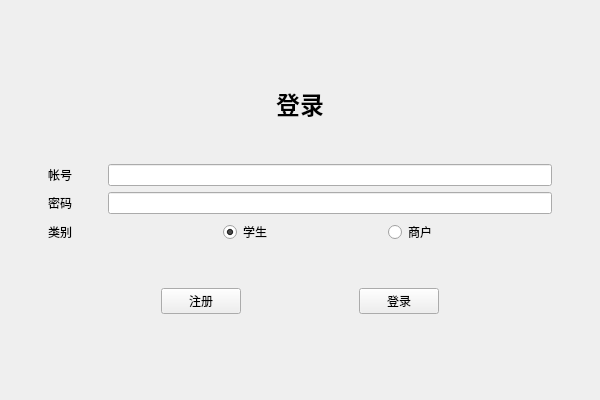
First picture: the form in ui/log.ui, repository fanenr/cxx-DS-client, before the edit.
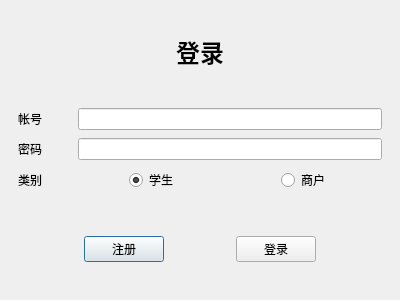
Second picture: the form after the edit.

```diff
--- a/ui/log.ui
+++ b/ui/log.ui
@@ -1,47 +1,31 @@
 <?xml version="1.0" encoding="UTF-8"?>
 <ui version="4.0">
  <class>Log</class>
- <widget class="QMainWindow" name="Log">
+ <widget class="QDialog" name="Log">
   <property name="geometry">
    <rect>
     <x>0</x>
     <y>0</y>
-    <width>600</width>
-    <height>400</height>
+    <width>400</width>
+    <height>300</height>
    </rect>
   </property>
   <property name="windowTitle">
    <string>登录</string>
   </property>
-  <widget class="QWidget" name="center">
-   <layout class="QVBoxLayout" name="vlay">
+  <layout class="QVBoxLayout" name="verticalLayout" stretch="1,0,1">
     <property name="leftMargin">
-     <number>48</number>
+    <number>18</number>
     </property>
     <property name="topMargin">
-     <number>48</number>
+    <number>0</number>
     </property>
     <property name="rightMargin">
-     <number>48</number>
+    <number>18</number>
     </property>
     <property name="bottomMargin">
-     <number>48</number>
-    </property>
-    <item>
-     <spacer name="vsp1">
-      <property name="orientation">
-       <enum>Qt::Orientation::Vertical</enum>
-      </property>
-      <property name="sizeHint" stdset="0">
-       <size>
-        <width>20</width>
-        <height>40</height>
-       </size>
-      </property>
-     </spacer>
-    </item>
-    <item>
-     <layout class="QHBoxLayout" name="hlay1">
+    <number>0</number>
+   </property>
       <item>
        <widget class="QLabel" name="label1">
         <property name="font">
@@ -58,21 +42,6 @@
         </property>
        </widget>
       </item>
-     </layout>
-    </item>
-    <item>
-     <spacer name="vsp2">
-      <property name="orientation">
-       <enum>Qt::Orientation::Vertical</enum>
-      </property>
-      <property name="sizeHint" stdset="0">
-       <size>
-        <width>20</width>
-        <height>40</height>
-       </size>
-      </property>
-     </spacer>
-    </item>
     <item>
      <layout class="QFormLayout" name="flay">
       <property name="formAlignment">
@@ -81,6 +50,9 @@
       <property name="horizontalSpacing">
        <number>36</number>
       </property>
+     <property name="verticalSpacing">
+      <number>8</number>
+     </property>
       <item row="0" column="0">
        <widget class="QLabel" name="label2">
         <property name="text">
@@ -95,14 +67,14 @@
         </property>
        </widget>
       </item>
-      <item row="2" column="0">
+     <item row="1" column="0">
        <widget class="QLabel" name="label3">
         <property name="text">
          <string>密码</string>
         </property>
        </widget>
       </item>
-      <item row="2" column="1">
+     <item row="1" column="1">
        <widget class="QLineEdit" name="ledit2">
         <property name="maxLength">
          <number>16</number>
@@ -112,30 +84,23 @@
         </property>
        </widget>
       </item>
-      <item row="3" column="0">
+     <item row="2" column="0">
        <widget class="QLabel" name="label4">
         <property name="text">
          <string>类别</string>
         </property>
        </widget>
       </item>
-      <item row="3" column="1">
+     <item row="2" column="1">
        <layout class="QHBoxLayout" name="hlay2">
-        <item>
-         <spacer name="hsp1">
-          <property name="orientation">
-           <enum>Qt::Orientation::Horizontal</enum>
-          </property>
-          <property name="sizeHint" stdset="0">
-           <size>
-            <width>40</width>
-            <height>20</height>
-           </size>
-          </property>
-         </spacer>
-        </item>
-        <item>
+       <item alignment="Qt::AlignmentFlag::AlignHCenter|Qt::AlignmentFlag::AlignVCenter">
          <widget class="QRadioButton" name="rbtn1">
+         <property name="sizePolicy">
+          <sizepolicy hsizetype="Fixed" vsizetype="Fixed">
+           <horstretch>0</horstretch>
+           <verstretch>0</verstretch>
+          </sizepolicy>
+         </property>
           <property name="text">
            <string>学生</string>
           </property>
@@ -144,128 +109,54 @@
           </property>
          </widget>
         </item>
-        <item>
-         <spacer name="hsp2">
-          <property name="orientation">
-           <enum>Qt::Orientation::Horizontal</enum>
-          </property>
-          <property name="sizeHint" stdset="0">
-           <size>
-            <width>40</width>
-            <height>20</height>
-           </size>
-          </property>
-         </spacer>
-        </item>
-        <item>
+       <item alignment="Qt::AlignmentFlag::AlignHCenter|Qt::AlignmentFlag::AlignVCenter">
          <widget class="QRadioButton" name="rbtn2">
+         <property name="sizePolicy">
+          <sizepolicy hsizetype="Fixed" vsizetype="Fixed">
+           <horstretch>0</horstretch>
+           <verstretch>0</verstretch>
+          </sizepolicy>
+         </property>
           <property name="text">
            <string>商户</string>
           </property>
          </widget>
         </item>
-        <item>
-         <spacer name="hsp3">
-          <property name="orientation">
-           <enum>Qt::Orientation::Horizontal</enum>
-          </property>
-          <property name="sizeHint" stdset="0">
-           <size>
-            <width>40</width>
-            <height>20</height>
-           </size>
-          </property>
-         </spacer>
-        </item>
        </layout>
       </item>
      </layout>
     </item>
-    <item>
-     <spacer name="vsp3">
-      <property name="orientation">
-       <enum>Qt::Orientation::Vertical</enum>
-      </property>
-      <property name="sizeHint" stdset="0">
-       <size>
-        <width>20</width>
-        <height>40</height>
-       </size>
-      </property>
-     </spacer>
-    </item>
     <item>
      <layout class="QHBoxLayout" name="hlay3">
-      <item>
-       <spacer name="hsp4">
-        <property name="orientation">
-         <enum>Qt::Orientation::Horizontal</enum>
-        </property>
-        <property name="sizeHint" stdset="0">
-         <size>
-          <width>40</width>
-          <height>20</height>
-         </size>
-        </property>
-       </spacer>
-      </item>
-      <item>
+     <item alignment="Qt::AlignmentFlag::AlignVCenter">
        <widget class="QPushButton" name="pbtn1">
+       <property name="sizePolicy">
+        <sizepolicy hsizetype="Fixed" vsizetype="Fixed">
+         <horstretch>0</horstretch>
+         <verstretch>0</verstretch>
+        </sizepolicy>
+       </property>
         <property name="text">
          <string>注册</string>
         </property>
        </widget>
       </item>
-      <item>
-       <spacer name="hsp5">
-        <property name="orientation">
-         <enum>Qt::Orientation::Horizontal</enum>
-        </property>
-        <property name="sizeHint" stdset="0">
-         <size>
-          <width>40</width>
-          <height>20</height>
-         </size>
-        </property>
-       </spacer>
-      </item>
-      <item>
+     <item alignment="Qt::AlignmentFlag::AlignVCenter">
        <widget class="QPushButton" name="pbtn2">
+       <property name="sizePolicy">
+        <sizepolicy hsizetype="Fixed" vsizetype="Fixed">
+         <horstretch>0</horstretch>
+         <verstretch>0</verstretch>
+        </sizepolicy>
+       </property>
         <property name="text">
          <string>登录</string>
         </property>
        </widget>
       </item>
-      <item>
-       <spacer name="hsp6">
-        <property name="orientation">
-         <enum>Qt::Orientation::Horizontal</enum>
-        </property>
-        <property name="sizeHint" stdset="0">
-         <size>
-          <width>40</width>
-          <height>20</height>
-         </size>
-        </property>
-       </spacer>
-      </item>
-     </layout>
-    </item>
-    <item>
-     <spacer name="vsp4">
-      <property name="orientation">
-       <enum>Qt::Orientation::Vertical</enum>
-      </property>
-      <property name="sizeHint" stdset="0">
-       <size>
-        <width>20</width>
-        <height>40</height>
-       </size>
-      </property>
-     </spacer>
-    </item>
-   </layout>
-  </widget>
+    </layout>
+   </item>
+  </layout>
  </widget>
  <resources/>
  <connections/>
```
Lines whose indentation alone changed are shown as unchanged.
